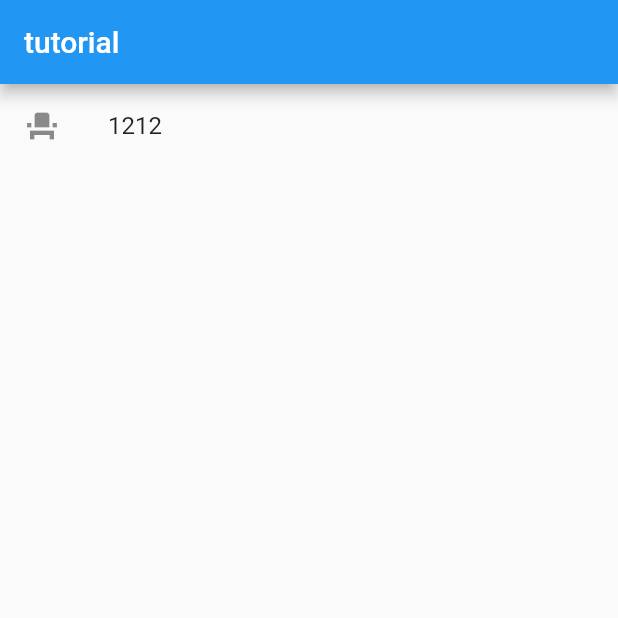
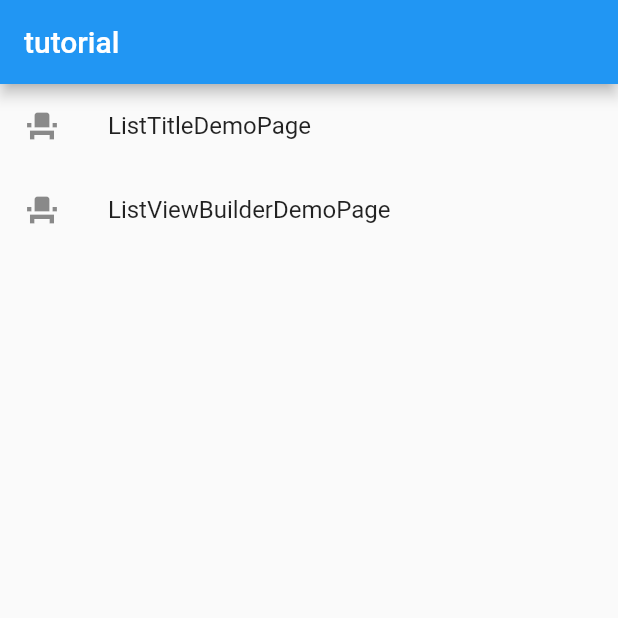
Before and after one commit to cwnga2/flutter101, a Flutter app: the screen it shows after launch, on a phone screen of 412 x 824 dp, the top half of it. Run offline on Flutter 3.47's test engine with Material 2 defaults, Android fonts, the phone set to English and light mode, and no system bars; missing offline and left inert: dart:ffi.

Commit message:
add ListViewBuilder

```diff
--- a/flutter101/lib/main.dart
+++ b/flutter101/lib/main.dart
@@ -1,7 +1,8 @@
 import 'dart:ffi';
 
 import 'package:flutter/material.dart';
-import 'ListViewPage.dart';
+import 'ListTitleDemoPage.dart';
+import 'ListViewBuilderDemoPage.dart';
 
 void main() {
   runApp(MyApp());
@@ -23,7 +24,10 @@ class MyApp extends StatelessWidget {
 class HomePage extends StatelessWidget {
   //透過資料產生器，產生資料
   final List<ChildPage> listItems = [
-    new ChildPage(name: '1212', childPage: 'test11')
+    ChildPage(name: 'ListTitleDemoPage', childPageWidget: ListTitleDemoPage()),
+    ChildPage(
+        name: 'ListViewBuilderDemoPage',
+        childPageWidget: ListViewBuilderDemoPage()),
   ];
 
   @override
@@ -35,17 +39,16 @@ class HomePage extends StatelessWidget {
         return ListTile(
           leading: Icon(Icons.event_seat),
           title: Text('${listItems[index].name}'),
-          onTap: () => {this.test(context, listItems[index])},
+          onTap: () => {this.pushToDemoPage(context, listItems[index])},
         );
       },
     ));
   }
 
-  Void test(BuildContext context, ChildPage listItem) {
-    print(listItem);
+  Void pushToDemoPage(BuildContext context, ChildPage listItem) {
     Navigator.push(
       context,
-      MaterialPageRoute(builder: (context) => ListViewPage()),
+      MaterialPageRoute(builder: (context) => listItem.childPageWidget),
     );
   }
 }
@@ -53,6 +56,6 @@ class HomePage extends StatelessWidget {
 //產品資料
 class ChildPage {
   final String name;
-  final String childPage;
-  ChildPage({this.name, this.childPage});
+  final StatelessWidget childPageWidget;
+  ChildPage({this.name, this.childPageWidget});
 }
```
Also changed, not shown: flutter101/lib/ListTitleDemoPage.dart (added, +33 -0 lines), flutter101/lib/ListViewBuilderDemoPage.dart (added, +26 -0 lines), flutter101/lib/ListViewPage.dart (deleted, +0 -20 lines).
